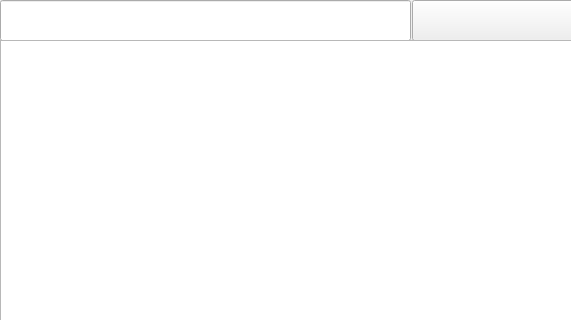
The window that qt6_GUI/mainwindow.ui (su8/hackzy) describes before a commit, drawn with Qt 5; both pictures show x 0 to 571 and y 0 to 320 of the 800 by 600 pixel window.
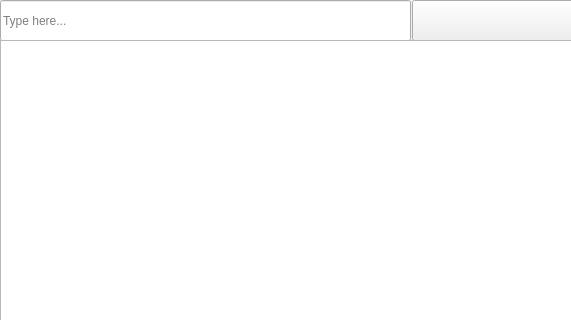
The same window after the commit.

Commit message: Add placeholder text to 'textEdit'

```diff
--- a/qt6_GUI/mainwindow.ui
+++ b/qt6_GUI/mainwindow.ui
@@ -24,7 +24,7 @@
      </rect>
     </property>
     <property name="placeholderText">
-     <string extracomment="Type here"/>
+     <string extracomment="Type here">Type here...</string>
     </property>
    </widget>
    <widget class="QPushButton" name="pushButton">
```
